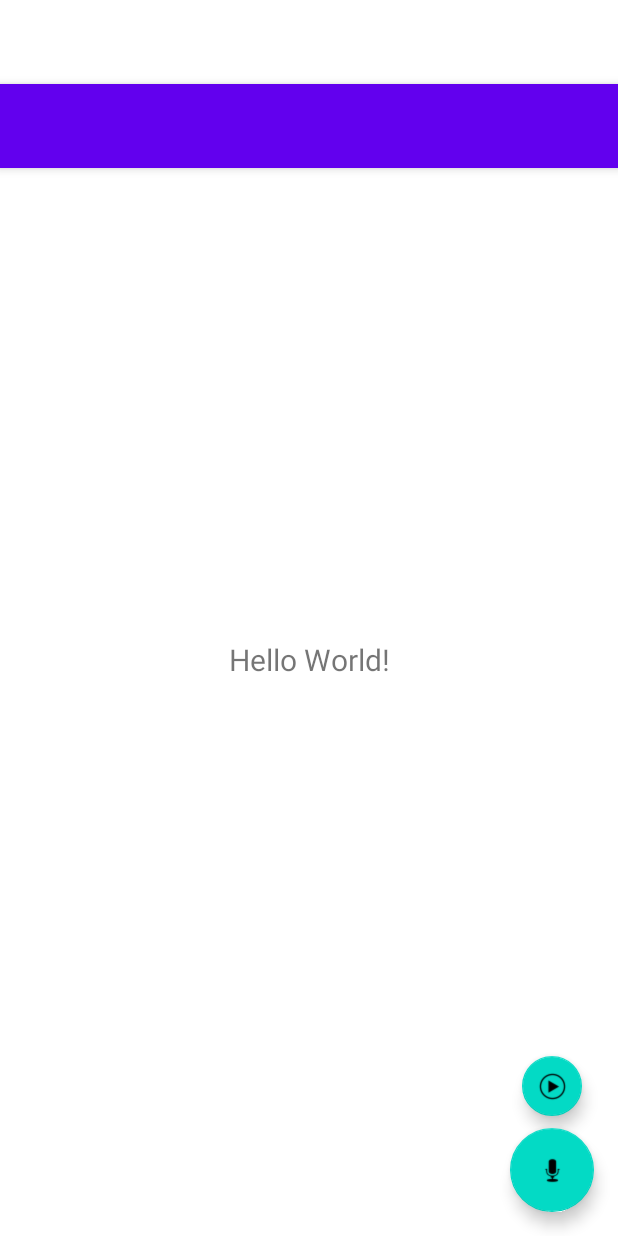
After one commit to mithoo18/PractiseAndroid, an Android app: the layout activity_audiorecording.xml on its own in the app's theme, with its tools: preview values and no code run, on a phone screen of 412 x 824 dp. The commit adds this screen. Run offline under Robolectric (Android 15) with nearby library versions, the phone set to English and light mode, and no system bars.

Commit message:
Audio Recording

```diff
--- /dev/null
+++ b/app/src/main/res/layout/activity_audiorecording.xml
@@ -0,0 +1,55 @@
+<androidx.coordinatorlayout.widget.CoordinatorLayout xmlns:android="http://schemas.android.com/apk/res/android"
+    xmlns:app="http://schemas.android.com/apk/res-auto"
+    xmlns:tools="http://schemas.android.com/tools"
+    android:layout_width="match_parent"
+    android:layout_height="match_parent"
+    android:fitsSystemWindows="true"
+    tools:context=".AudioRecording.Audiorecording">
+
+    <com.google.android.material.appbar.AppBarLayout
+        android:layout_width="match_parent"
+        android:layout_height="wrap_content"
+        android:theme="@style/AppTheme.AppBarOverlay">
+
+        <androidx.appcompat.widget.Toolbar
+            android:id="@+id/toolbar"
+            android:layout_width="match_parent"
+            android:layout_height="?attr/actionBarSize"
+            android:background="?attr/colorPrimary"
+            app:popupTheme="@style/AppTheme.PopupOverlay" />
+
+    </com.google.android.material.appbar.AppBarLayout>
+
+    <LinearLayout
+        android:layout_width="match_parent"
+        android:layout_height="match_parent"
+        android:gravity="center"
+        android:orientation="vertical">
+
+        <TextView
+            android:id="@+id/txtView"
+            android:layout_width="match_parent"
+            android:layout_height="wrap_content"
+            android:gravity="center"
+            android:text="Hello World!"
+            android:textSize="20sp" />
+    </LinearLayout>
+
+    <com.google.android.material.floatingactionbutton.FloatingActionButton
+        android:id="@+id/fab_play"
+        android:layout_width="wrap_content"
+        android:layout_height="wrap_content"
+        android:layout_gravity="bottom|end"
+        android:layout_marginRight="24dp"
+        android:layout_marginBottom="80dp"
+        android:src="@drawable/ic_play"
+        app:fabSize="mini" />
+
+    <com.google.android.material.floatingactionbutton.FloatingActionButton
+        android:id="@+id/fab_rec"
+        android:layout_width="wrap_content"
+        android:layout_height="wrap_content"
+        android:layout_gravity="bottom|end"
+        android:layout_margin="16dp"
+        android:src="@drawable/ic_mic" />
+</androidx.coordinatorlayout.widget.CoordinatorLayout>
--- a/app/src/main/res/values/themes.xml
+++ b/app/src/main/res/values/themes.xml
@@ -1,16 +1,16 @@
 <resources xmlns:tools="http://schemas.android.com/tools">
-    <!-- Base application theme. -->
     <style name="Theme.PractiseAndroid" parent="Theme.MaterialComponents.DayNight.DarkActionBar">
-        <!-- Primary brand color. -->
         <item name="colorPrimary">@color/purple_500</item>
         <item name="colorPrimaryVariant">@color/purple_700</item>
         <item name="colorOnPrimary">@color/white</item>
-        <!-- Secondary brand color. -->
         <item name="colorSecondary">@color/teal_200</item>
         <item name="colorSecondaryVariant">@color/teal_700</item>
         <item name="colorOnSecondary">@color/black</item>
-        <!-- Status bar color. -->
         <item name="android:statusBarColor" tools:targetApi="l">?attr/colorPrimaryVariant</item>
-        <!-- Customize your theme here. -->
     </style>
+
+    <style name="AppTheme.AppBarOverlay" parent="ThemeOverlay.AppCompat.Dark.ActionBar"/>
+
+    <style name="AppTheme.PopupOverlay" parent="ThemeOverlay.AppCompat.Light"/>
+
 </resources>
```
Also changed, not shown: app/src/main/AndroidManifest.xml (+7 -4 lines), app/src/main/java/com/example/practiseandroid/AudioRecording/Audiorecording.kt (added, +76 -0 lines), app/src/main/java/com/example/practiseandroid/AudioRecording/PlayAudio.kt (added, +47 -0 lines), app/src/main/java/com/example/practiseandroid/AudioRecording/RecordAudio.kt (added, +52 -0 lines), app/src/main/res/drawable-v24/ic_mic.png (added), app/src/main/res/drawable-v24/ic_play.png (added).
